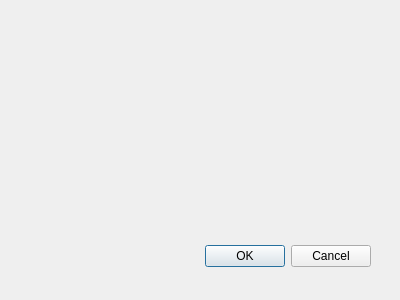
The window that Projet_Cpp_4A/profil.ui (HovhaHugo/Projet_Cpp_4A) describes before a commit, drawn with Qt 5.
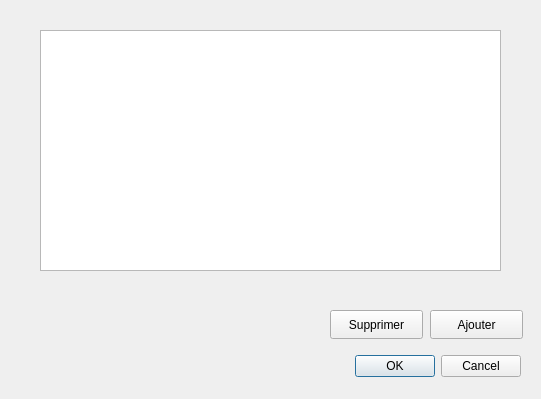
The same window after the commit.

Commit message:
Edit: profil window and usermanager
J'a refait la fenêtre de Profil pour y afficher les BDD, et j'ai revu l'entièreté de la structure de usermanager, ainsi que les constructeurs de bdd, profil et user, afin que UserManager puisse lire un json et y associer TOUTES les données voulues

Patch:
```diff
--- a/Projet_Cpp_4A/profil.ui
+++ b/Projet_Cpp_4A/profil.ui
@@ -6,8 +6,8 @@
    <rect>
     <x>0</x>
     <y>0</y>
-    <width>400</width>
-    <height>300</height>
+    <width>541</width>
+    <height>399</height>
    </rect>
   </property>
   <property name="windowTitle">
@@ -16,8 +16,8 @@
   <widget class="QDialogButtonBox" name="buttonBox">
    <property name="geometry">
     <rect>
-     <x>30</x>
-     <y>240</y>
+     <x>180</x>
+     <y>350</y>
      <width>341</width>
      <height>32</height>
     </rect>
@@ -29,6 +29,42 @@
     <set>QDialogButtonBox::Cancel|QDialogButtonBox::Ok</set>
    </property>
   </widget>
+  <widget class="QPushButton" name="pushButton">
+   <property name="geometry">
+    <rect>
+     <x>430</x>
+     <y>310</y>
+     <width>93</width>
+     <height>29</height>
+    </rect>
+   </property>
+   <property name="text">
+    <string>Ajouter</string>
+   </property>
+  </widget>
+  <widget class="QPushButton" name="BtnDelete">
+   <property name="geometry">
+    <rect>
+     <x>330</x>
+     <y>310</y>
+     <width>93</width>
+     <height>29</height>
+    </rect>
+   </property>
+   <property name="text">
+    <string>Supprimer</string>
+   </property>
+  </widget>
+  <widget class="QTableView" name="tableView">
+   <property name="geometry">
+    <rect>
+     <x>40</x>
+     <y>30</y>
+     <width>461</width>
+     <height>241</height>
+    </rect>
+   </property>
+  </widget>
  </widget>
  <resources/>
  <connections>
```
Left out of the diff: 32 changed lines with no effect on the pictures. The commit also changes 13 other files.
